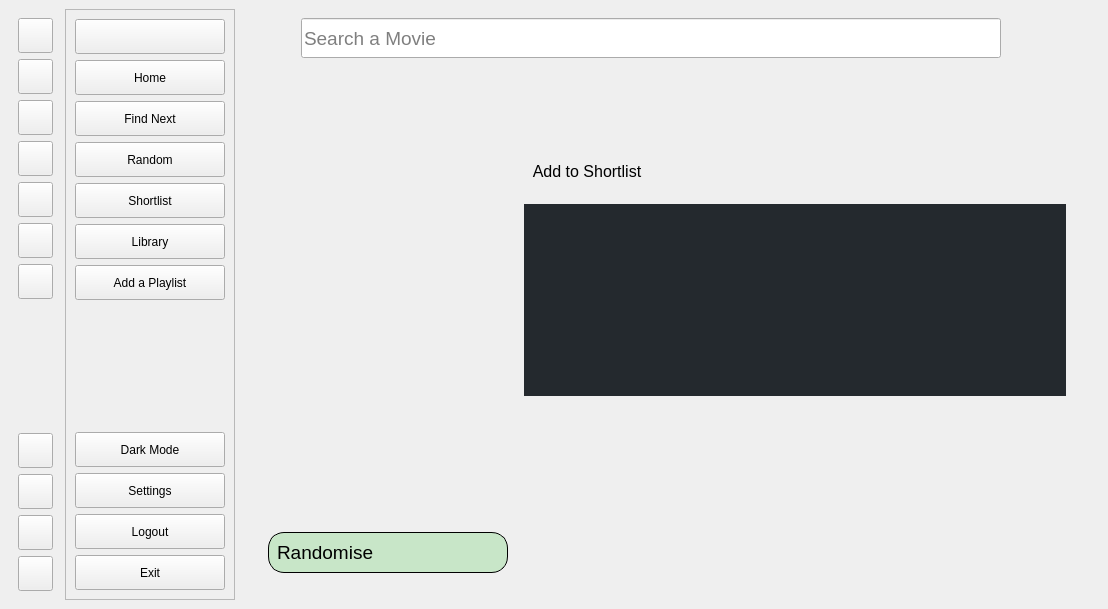
Before: the Qt Designer form UI/ui_main.ui in lakshya076/Cinematch, drawn with Qt 5.
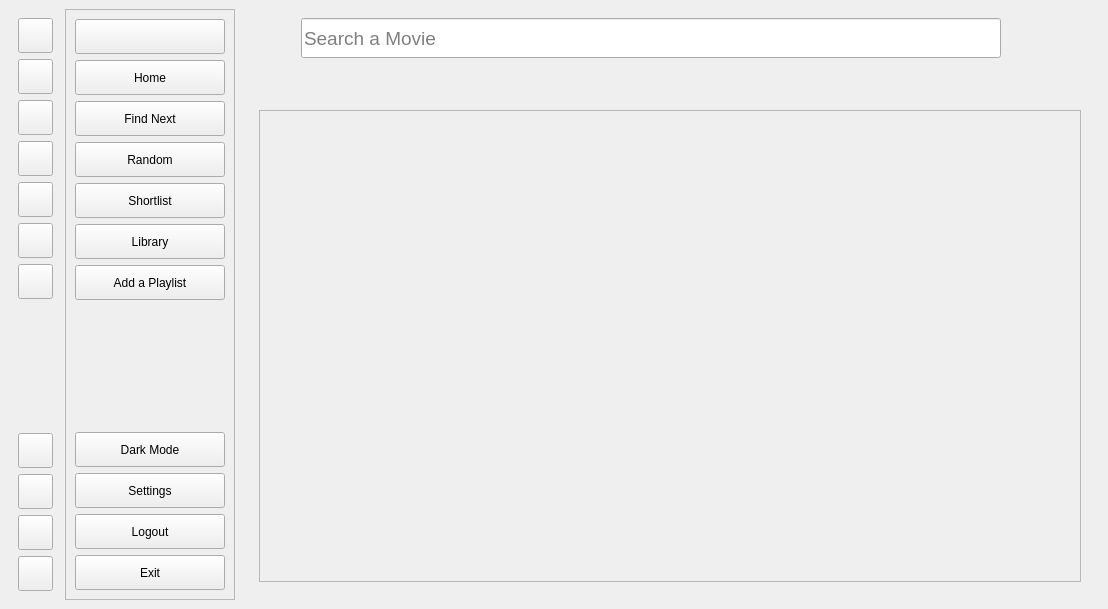
After: the same form once the commit is applied. The open tabs and pages were chosen to show the change. Icons and pictures are not drawn. Custom widgets are drawn as their Qt base class.

Commit message: change datetime format while displaying movie; changed the way playlists are displayed (stack page at index 8 is altered), delete functionality now works on every playlist not only just shortlist; language of a movie is displayed as a full language not just an iso code while displaying a playlist; changed the icon of randomiser button

The edit to the form file:
```diff
--- a/UI/ui_main.ui
+++ b/UI/ui_main.ui
@@ -2485,6 +2485,38 @@
                                    </layout>
                                </item>
                            </layout>
+                       </widget>
+                   </item>
+               </layout>
+           </widget>
+           <widget class="QWidget" name="playlist_page">
+               <layout class="QVBoxLayout" name="verticalLayout_18">
+                   <item>
+                       <widget class="QLabel" name="playlist_name">
+                           <property name="styleSheet">
+                               <string notr="true">font:20pt;</string>
+                           </property>
+                           <property name="text">
+                               <string/>
+                           </property>
+                       </widget>
+                   </item>
+                   <item>
+                       <widget class="QScrollArea" name="playlist_sa">
+                           <property name="widgetResizable">
+                               <bool>true</bool>
+                           </property>
+                           <widget class="QWidget" name="playlist_sa_widgets">
+                               <property name="geometry">
+                                   <rect>
+                                       <x>0</x>
+                                       <y>0</y>
+                                       <width>820</width>
+                                       <height>445</height>
+                                   </rect>
+                               </property>
+                               <layout class="QVBoxLayout" name="playlist_vlayout"/>
+                           </widget>
            </widget>
           </item>
          </layout>
```
Left out of the diff: 12 changed lines with no effect on the pictures. The commit also changes 3 other files.
